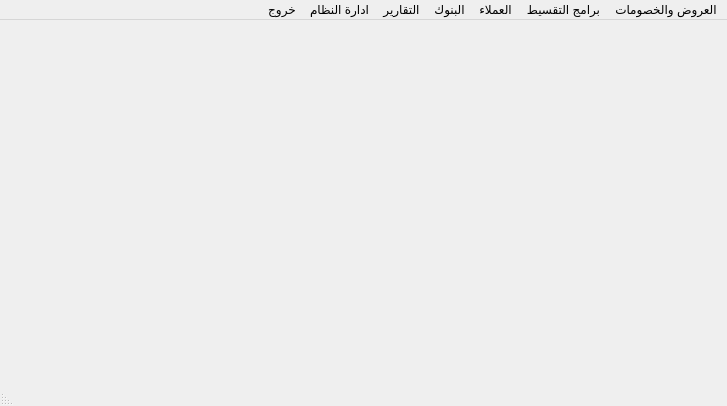
The window that presentation/main_login_ui/main.ui (shymaa123456/HyperPOS2020) describes before a commit, drawn with Qt 5.
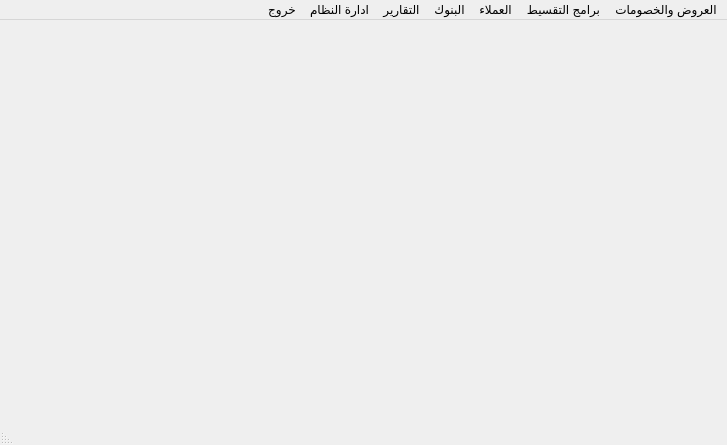
The same window after the commit.

Patch:
```diff
--- a/presentation/main_login_ui/main.ui
+++ b/presentation/main_login_ui/main.ui
@@ -7,7 +7,7 @@
     <x>0</x>
     <y>0</y>
     <width>727</width>
-    <height>406</height>
+    <height>445</height>
    </rect>
   </property>
   <property name="windowTitle">
```
Left out of the diff: 18 changed lines with no effect on the pictures.
